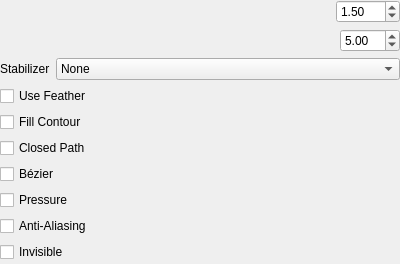
Before: the Qt Designer form app/ui/strokeoptionswidget.ui in MrStevns/pencil, drawn with Qt 5.
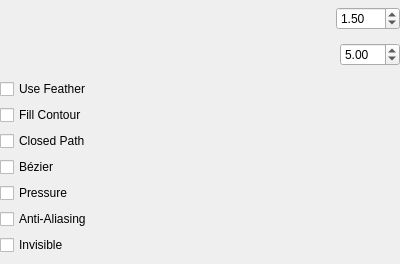
After: the same form once the commit is applied. Custom widgets are drawn as their Qt base class.

Commit message:
Remove stabilizer logic
Because the new stroke interpolation works better than any of them.

```diff
--- a/app/ui/strokeoptionswidget.ui
+++ b/app/ui/strokeoptionswidget.ui
@@ -101,48 +101,6 @@
      </item>
     </layout>
    </item>
-   <item>
-    <layout class="QHBoxLayout" name="horizontalLayout_4" stretch="0,1">
-     <item>
-      <widget class="QLabel" name="stabilizerLabel">
-       <property name="sizePolicy">
-        <sizepolicy hsizetype="Minimum" vsizetype="Minimum">
-         <horstretch>0</horstretch>
-         <verstretch>0</verstretch>
-        </sizepolicy>
-       </property>
-       <property name="text">
-        <string>Stabilizer</string>
-       </property>
-      </widget>
-     </item>
-     <item>
-      <widget class="QComboBox" name="inpolLevelsCombo">
-       <property name="toolTip">
-        <string>Use stabilizer to interpolate strokes</string>
-       </property>
-       <property name="currentText">
-        <string comment="Stablizer level">None</string>
-       </property>
-       <item>
-        <property name="text">
-         <string comment="Stabilizer option">None</string>
-        </property>
-       </item>
-       <item>
-        <property name="text">
-         <string comment="Stabilizer option">Simple</string>
-        </property>
-       </item>
-       <item>
-        <property name="text">
-         <string comment="Stabilizer option">Strong</string>
-        </property>
-       </item>
-      </widget>
-     </item>
-    </layout>
-   </item>
    <item>
     <layout class="QVBoxLayout" name="verticalLayout_2">
      <property name="topMargin">
```
The commit also changes 7 other files.
